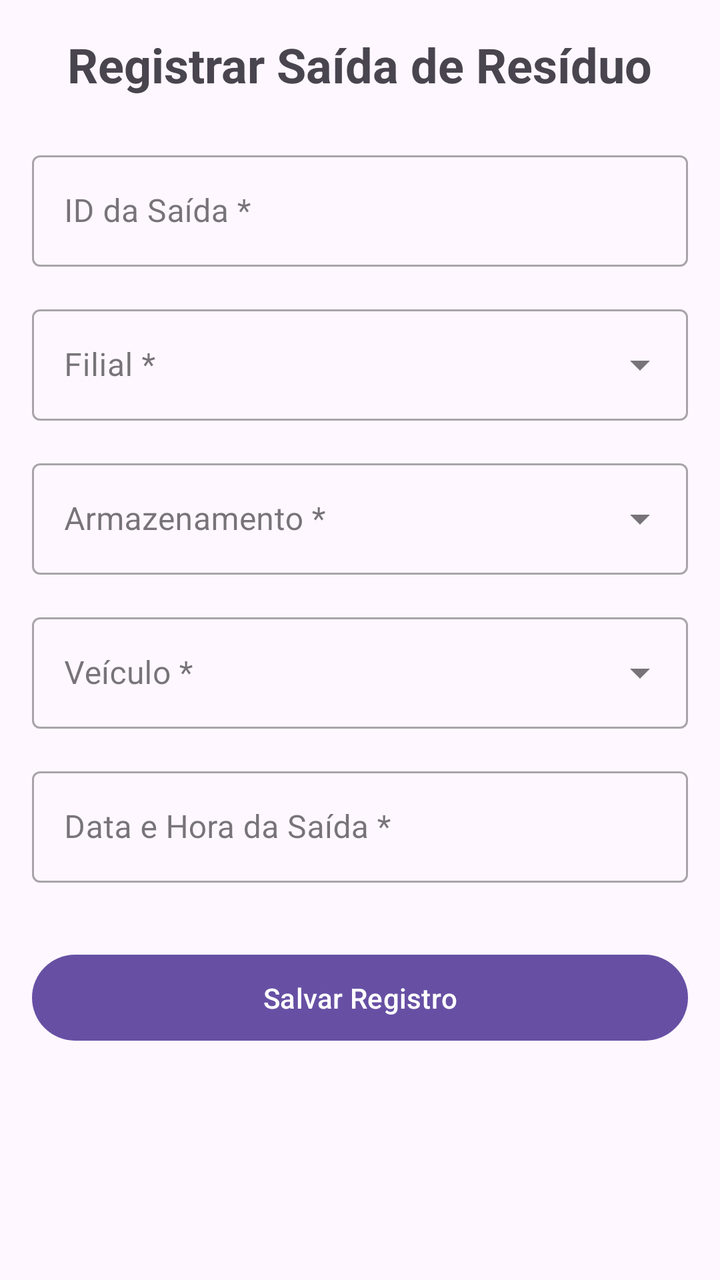
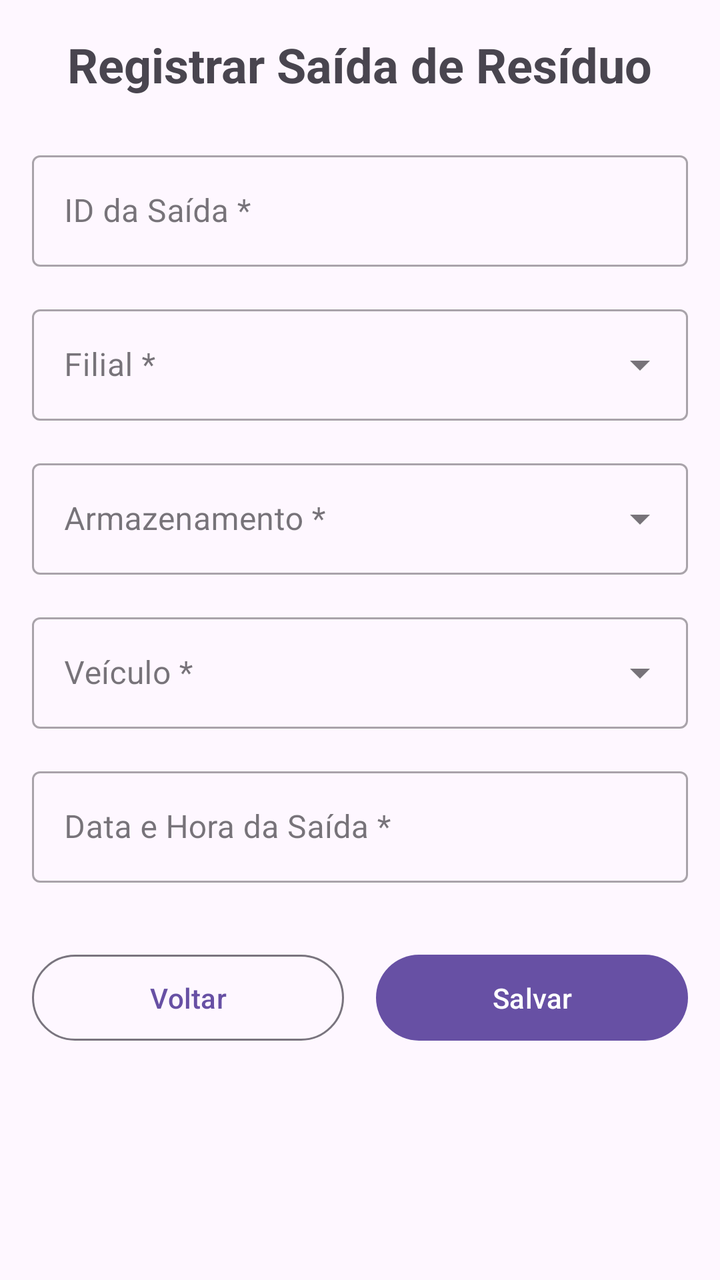

Compare the two renders of this Android layout. The source of the first and the diff that turns it into the second are given below.
<!-- AndroidManifest.xml: application theme Theme.Clean_Flow -->
<!-- res/layout/activity_registro_saida.xml -->
<?xml version="1.0" encoding="utf-8"?>
<ScrollView
    xmlns:android="http://schemas.android.com/apk/res/android"
    xmlns:app="http://schemas.android.com/apk/res-auto"
    xmlns:tools="http://schemas.android.com/tools"
    android:layout_width="match_parent"
    android:layout_height="match_parent"
    tools:context=".RegistroSaidaActivity">

    <LinearLayout
        android:layout_width="match_parent"
        android:layout_height="wrap_content"
        android:orientation="vertical"
        android:padding="16dp">

        <TextView
            android:layout_width="wrap_content"
            android:layout_height="wrap_content"
            android:text="Registrar Saída de Resíduo"
            android:textSize="24sp"
            android:textStyle="bold"
            android:layout_gravity="center"
            android:layout_marginBottom="24dp"/>

        <com.google.android.material.textfield.TextInputLayout
            android:id="@+id/layout_id_saida"
            style="@style/Widget.MaterialComponents.TextInputLayout.OutlinedBox"
            android:layout_width="match_parent"
            android:layout_height="wrap_content"
            android:hint="ID da Saída *">

            <com.google.android.material.textfield.TextInputEditText
                android:id="@+id/edit_text_id_saida"
                android:layout_width="match_parent"
                android:layout_height="wrap_content"
                android:inputType="number"/>
        </com.google.android.material.textfield.TextInputLayout>

        <com.google.android.material.textfield.TextInputLayout
            android:id="@+id/layout_filial"
            style="@style/Widget.MaterialComponents.TextInputLayout.OutlinedBox.ExposedDropdownMenu"
            android:layout_width="match_parent"
            android:layout_height="wrap_content"
            android:layout_marginTop="16dp"
            android:hint="Filial *">

            <AutoCompleteTextView
                android:id="@+id/autocomplete_filial"
                android:layout_width="match_parent"
                android:layout_height="wrap_content"
                android:inputType="none"/>
        </com.google.android.material.textfield.TextInputLayout>

        <com.google.android.material.textfield.TextInputLayout
            android:id="@+id/layout_armazenamento"
            style="@style/Widget.MaterialComponents.TextInputLayout.OutlinedBox.ExposedDropdownMenu"
            android:layout_width="match_parent"
            android:layout_height="wrap_content"
            android:layout_marginTop="16dp"
            android:hint="Armazenamento *">

            <AutoCompleteTextView
                android:id="@+id/autocomplete_armazenamento"
                android:layout_width="match_parent"
                android:layout_height="wrap_content"
                android:inputType="none"/>
        </com.google.android.material.textfield.TextInputLayout>

        <com.google.android.material.textfield.TextInputLayout
            android:id="@+id/layout_veiculo"
            style="@style/Widget.MaterialComponents.TextInputLayout.OutlinedBox.ExposedDropdownMenu"
            android:layout_width="match_parent"
            android:layout_height="wrap_content"
            android:layout_marginTop="16dp"
            android:hint="Veículo *">

            <AutoCompleteTextView
                android:id="@+id/autocomplete_veiculo"
                android:layout_width="match_parent"
                android:layout_height="wrap_content"
                android:inputType="none"/>
        </com.google.android.material.textfield.TextInputLayout>

        <com.google.android.material.textfield.TextInputLayout
            android:id="@+id/layout_data"
            style="@style/Widget.MaterialComponents.TextInputLayout.OutlinedBox"
            android:layout_width="match_parent"
            android:layout_height="wrap_content"
            android:layout_marginTop="16dp"
            android:hint="Data e Hora da Saída *">

            <com.google.android.material.textfield.TextInputEditText
                android:id="@+id/edit_text_data"
                android:layout_width="match_parent"
                android:layout_height="wrap_content"
                android:focusable="false"
                android:cursorVisible="false"/>
        </com.google.android.material.textfield.TextInputLayout>

        <Button
            android:id="@+id/button_salvar"
            android:layout_width="match_parent"
            android:layout_height="wrap_content"
            android:layout_marginTop="32dp"
            android:padding="12dp"
            android:text="Salvar Registro"/>

    </LinearLayout>
</ScrollView>
<!-- resources referenced by this layout -->
<resources>
  <style name="Theme.Clean_Flow" parent="Base.Theme.Clean_Flow" />
  <style name="Base.Theme.Clean_Flow" parent="Theme.Material3.DayNight.NoActionBar">
      </style>
</resources>

<!-- the commit's change to res/layout/activity_registro_saida.xml (unified diff, before → after) -->
@@ -97,13 +97,35 @@
                 android:cursorVisible="false"/>
         </com.google.android.material.textfield.TextInputLayout>
 
-        <Button
-            android:id="@+id/button_salvar"
+        
+        <LinearLayout
             android:layout_width="match_parent"
             android:layout_height="wrap_content"
-            android:layout_marginTop="32dp"
-            android:padding="12dp"
-            android:text="Salvar Registro"/>
+            android:orientation="horizontal"
+            android:layout_marginTop="32dp">
+
+            
+            <Button
+                android:id="@+id/button_voltar"
+                style="?attr/materialButtonOutlinedStyle"
+                android:layout_width="0dp"
+                android:layout_height="wrap_content"
+                android:layout_weight="1"
+                android:layout_marginEnd="8dp"
+                android:padding="12dp"
+                android:text="Voltar"/>
+
+            
+            <Button
+                android:id="@+id/button_salvar"
+                android:layout_width="0dp"
+                android:layout_height="wrap_content"
+                android:layout_weight="1"
+                android:layout_marginStart="8dp"
+                android:padding="12dp"
+                android:text="Salvar"/>
+
+        </LinearLayout>
 
     </LinearLayout>
 </ScrollView>
